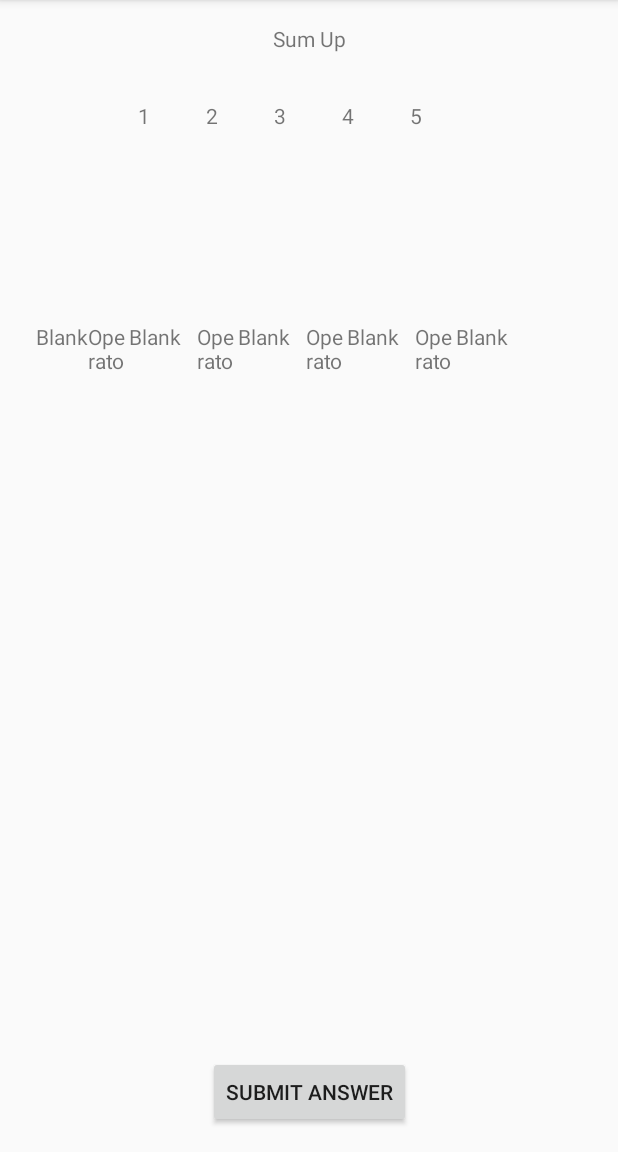
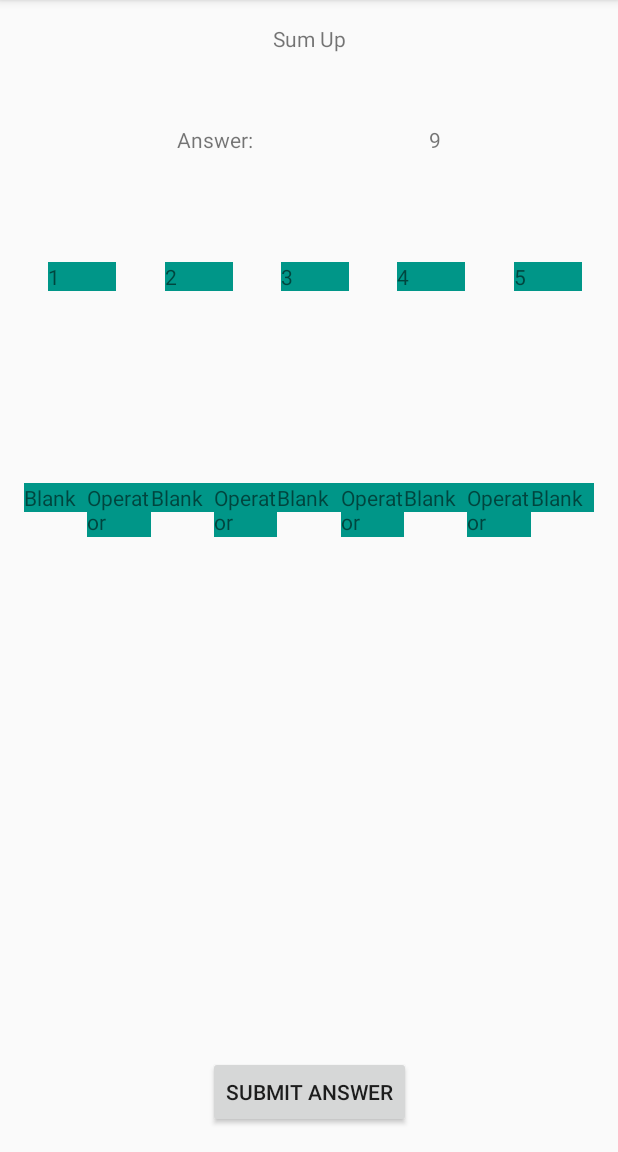
Before and after one commit to Tsz-Fung-Ryan/Andoird_Mobile_Sum_Up, an Android app: the GameActivity screen opened directly, with no data from a screen before it, on a phone screen of 412 x 824 dp, the part 84-1236 px from its top. Run offline under Robolectric (Android 15) with nearby library versions, the phone set to English and light mode, and no system bars.

Commit message:
Changed game screen layout and added answer textview

```diff
--- a/app/src/main/java/com/example/cps731_project/GameActivity.java
+++ b/app/src/main/java/com/example/cps731_project/GameActivity.java
@@ -14,6 +14,10 @@ public class GameActivity extends AppCompatActivity {
     protected void onCreate(Bundle savedInstanceState) {
         super.onCreate(savedInstanceState);
         setContentView(R.layout.activity_game);
+
+        int answer = 9;
+        TextView answerView = findViewById(R.id.answer);
+        answerView.setText(Integer.toString(answer));
     }
 
     public void elementClick(View view) {
--- a/app/src/main/res/layout/activity_game.xml
+++ b/app/src/main/res/layout/activity_game.xml
@@ -7,29 +7,59 @@
     tools:context=".GameActivity">
 
     <TextView
+        android:id="@+id/answerText"
+        android:layout_width="wrap_content"
+        android:layout_height="wrap_content"
+        android:layout_marginTop="48dp"
+        android:text="@string/answer"
+        app:layout_constraintEnd_toStartOf="@+id/answer"
+        app:layout_constraintHorizontal_bias="1.0"
+        app:layout_constraintStart_toStartOf="parent"
+        app:layout_constraintTop_toBottomOf="@+id/gameTitle" />
+
+    <TextView
+        android:id="@+id/answer"
+        android:layout_width="wrap_content"
+        android:layout_height="wrap_content"
+        android:text="Blank"
+        app:layout_constraintEnd_toEndOf="parent"
+        app:layout_constraintHorizontal_bias="0.5"
+        app:layout_constraintStart_toEndOf="@+id/answerText"
+        app:layout_constraintTop_toTopOf="@+id/answerText" />
+
+    <TextView
         android:id="@+id/operator3"
-        android:layout_width="27dp"
+        android:layout_width="0dp"
         android:layout_height="36dp"
+        android:background="#009688"
         android:onClick="cycleOperators"
         android:text="Operator"
+        app:layout_constraintEnd_toStartOf="@+id/space4"
+        app:layout_constraintHorizontal_bias="0.5"
         app:layout_constraintStart_toEndOf="@+id/space3"
         app:layout_constraintTop_toTopOf="@+id/space3" />
 
     <TextView
         android:id="@+id/operator4"
-        android:layout_width="27dp"
+        android:layout_width="0dp"
         android:layout_height="36dp"
+        android:background="#009688"
         android:onClick="cycleOperators"
         android:text="Operator"
+        app:layout_constraintEnd_toStartOf="@+id/space5"
+        app:layout_constraintHorizontal_bias="0.5"
         app:layout_constraintStart_toEndOf="@+id/space4"
         app:layout_constraintTop_toTopOf="@+id/space4" />
 
     <TextView
         android:id="@+id/operator2"
-        android:layout_width="27dp"
+        android:layout_width="0dp"
         android:layout_height="36dp"
+        android:background="#009688"
         android:onClick="cycleOperators"
         android:text="Operator"
+        app:layout_constraintEnd_toStartOf="@+id/space3"
+        app:layout_constraintHorizontal_bias="0.5"
         app:layout_constraintStart_toEndOf="@+id/space2"
         app:layout_constraintTop_toTopOf="@+id/space2" />
 
@@ -57,38 +87,71 @@
         android:id="@+id/space1"
         android:layout_width="0dp"
         android:layout_height="wrap_content"
-        android:layout_marginStart="24dp"
-        android:layout_marginLeft="24dp"
+        android:layout_marginStart="16dp"
+        android:layout_marginLeft="16dp"
         android:layout_marginTop="128dp"
+        android:background="#009688"
         android:onClick="elementClick"
         android:text="Blank"
+        app:layout_constraintEnd_toStartOf="@+id/operator1"
+        app:layout_constraintHorizontal_bias="0.5"
         app:layout_constraintStart_toStartOf="parent"
         app:layout_constraintTop_toBottomOf="@+id/operand1" />
+
+    <TextView
+        android:id="@+id/operand1"
+        android:layout_width="45dp"
+        android:layout_height="wrap_content"
+        android:layout_marginStart="8dp"
+        android:layout_marginLeft="8dp"
+        android:layout_marginTop="72dp"
+        android:background="#009688"
+        android:onClick="elementClick"
+        android:text="1"
+        app:layout_constraintEnd_toStartOf="@+id/operand2"
+        app:layout_constraintHorizontal_bias="0.5"
+        app:layout_constraintStart_toStartOf="parent"
+        app:layout_constraintTop_toBottomOf="@+id/answerText" />
+
+    <TextView
+        android:id="@+id/operand2"
+        android:layout_width="45dp"
+        android:layout_height="wrap_content"
+        android:layout_marginStart="8dp"
+        android:layout_marginLeft="8dp"
+        android:background="#009688"
+        android:onClick="elementClick"
+        android:text="2"
+        app:layout_constraintEnd_toStartOf="@+id/operand3"
+        app:layout_constraintHorizontal_bias="0.5"
+        app:layout_constraintStart_toEndOf="@+id/operand1"
+        app:layout_constraintTop_toTopOf="@+id/operand1" />
 
     <TextView
         android:id="@+id/operand5"
         android:layout_width="45dp"
         android:layout_height="wrap_content"
+        android:layout_marginStart="8dp"
+        android:layout_marginLeft="8dp"
+        android:background="#009688"
         android:onClick="elementClick"
         android:text="5"
+        app:layout_constraintEnd_toEndOf="parent"
+        app:layout_constraintHorizontal_bias="0.5"
         app:layout_constraintStart_toEndOf="@+id/operand4"
         app:layout_constraintTop_toTopOf="@+id/operand4" />
-
-    <TextView
-        android:id="@+id/operand2"
-        android:layout_width="45dp"
-        android:layout_height="wrap_content"
-        android:onClick="elementClick"
-        android:text="2"
-        app:layout_constraintStart_toEndOf="@+id/operand1"
-        app:layout_constraintTop_toTopOf="@+id/operand1" />
 
     <TextView
         android:id="@+id/operand3"
         android:layout_width="45dp"
         android:layout_height="wrap_content"
+        android:layout_marginStart="8dp"
+        android:layout_marginLeft="8dp"
+        android:background="#009688"
         android:onClick="elementClick"
         android:text="3"
+        app:layout_constraintEnd_toStartOf="@+id/operand4"
+        app:layout_constraintHorizontal_bias="0.5"
         app:layout_constraintStart_toEndOf="@+id/operand2"
         app:layout_constraintTop_toTopOf="@+id/operand2" />
 
@@ -96,65 +159,75 @@
         android:id="@+id/operand4"
         android:layout_width="45dp"
         android:layout_height="wrap_content"
+        android:layout_marginStart="8dp"
+        android:layout_marginLeft="8dp"
+        android:background="#009688"
         android:onClick="elementClick"
         android:text="4"
+        app:layout_constraintEnd_toStartOf="@+id/operand5"
+        app:layout_constraintHorizontal_bias="0.5"
         app:layout_constraintStart_toEndOf="@+id/operand3"
         app:layout_constraintTop_toTopOf="@+id/operand3" />
 
     <TextView
-        android:id="@+id/operand1"
-        android:layout_width="45dp"
+        android:id="@+id/space2"
+        android:layout_width="0dp"
         android:layout_height="wrap_content"
-        android:layout_marginStart="92dp"
-        android:layout_marginLeft="92dp"
-        android:layout_marginTop="32dp"
-        android:onClick="elementClick"
-        android:text="1"
-        app:layout_constraintStart_toStartOf="parent"
-        app:layout_constraintTop_toBottomOf="@+id/gameTitle" />
-
-    <TextView
-        android:id="@+id/space2"
-        android:layout_width="45dp"
-        android:layout_height="wrap_content"
+        android:background="#009688"
         android:onClick="elementClick"
         android:text="Blank"
+        app:layout_constraintEnd_toStartOf="@+id/operator2"
+        app:layout_constraintHorizontal_bias="0.5"
         app:layout_constraintStart_toEndOf="@+id/operator1"
         app:layout_constraintTop_toTopOf="@+id/operator1" />
 
     <TextView
         android:id="@+id/space3"
-        android:layout_width="45dp"
+        android:layout_width="0dp"
         android:layout_height="wrap_content"
+        android:background="#009688"
         android:onClick="elementClick"
         android:text="Blank"
+        app:layout_constraintEnd_toStartOf="@+id/operator3"
+        app:layout_constraintHorizontal_bias="0.5"
         app:layout_constraintStart_toEndOf="@+id/operator2"
         app:layout_constraintTop_toTopOf="@+id/operator2" />
 
     <TextView
         android:id="@+id/space4"
-        android:layout_width="45dp"
+        android:layout_width="0dp"
         android:layout_height="wrap_content"
+        android:background="#009688"
         android:onClick="elementClick"
         android:text="Blank"
+        app:layout_constraintEnd_toStartOf="@+id/operator4"
+        app:layout_constraintHorizontal_bias="0.5"
         app:layout_constraintStart_toEndOf="@+id/operator3"
         app:layout_constraintTop_toTopOf="@+id/operator3" />
 
     <TextView
         android:id="@+id/space5"
-        android:layout_width="45dp"
+        android:layout_width="0dp"
         android:layout_height="wrap_content"
+        android:layout_marginEnd="16dp"
+        android:layout_marginRight="16dp"
+        android:background="#009688"
         android:onClick="elementClick"
         android:text="Blank"
+        app:layout_constraintEnd_toEndOf="parent"
+        app:layout_constraintHorizontal_bias="0.5"
         app:layout_constraintStart_toEndOf="@+id/operator4"
         app:layout_constraintTop_toTopOf="@+id/operator4" />
 
     <TextView
         android:id="@+id/operator1"
-        android:layout_width="27dp"
+        android:layout_width="0dp"
         android:layout_height="36dp"
+        android:background="#009688"
         android:onClick="cycleOperators"
         android:text="Operator"
+        app:layout_constraintEnd_toStartOf="@+id/space2"
+        app:layout_constraintHorizontal_bias="0.5"
         app:layout_constraintStart_toEndOf="@+id/space1"
         app:layout_constraintTop_toTopOf="@+id/space1" />
 
--- a/app/src/main/res/values/strings.xml
+++ b/app/src/main/res/values/strings.xml
@@ -1,11 +1,10 @@
 <resources>
     <string name="app_name">CPS731_Project</string>
-    <string name="num_1">Num 1</string>
-    <string name="check_ans">Check Answer</string>
 
     <string name="title">Sum Up</string>
     <string name="start_game">Start Game</string>
     <string name="settings">Settings</string>
 
+    <string name="answer">Answer:</string>
     <string name="submit_answer">Submit Answer</string>
 </resources>
```
